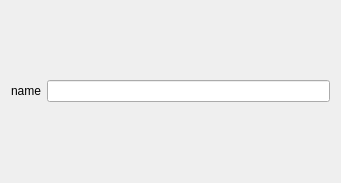
The window that CodeCreator/GeneratorTemplate/GeneratorTemplate.ui (Ulle84/UllesSourceCode) describes before a commit, drawn with Qt 5.
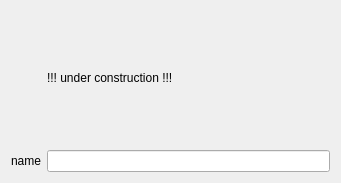
The same window after the commit.

Commit message: * under construction

Diff of the .ui file:
```diff
--- a/CodeCreator/GeneratorTemplate/GeneratorTemplate.ui
+++ b/CodeCreator/GeneratorTemplate/GeneratorTemplate.ui
@@ -14,16 +14,23 @@
    <string>GeneratorTemplate</string>
   </property>
   <layout class="QGridLayout" name="gridLayout">
-   <item row="0" column="0">
+   <item row="1" column="0">
     <widget class="QLabel" name="label">
      <property name="text">
       <string>name</string>
      </property>
     </widget>
    </item>
-   <item row="0" column="1">
+   <item row="1" column="1">
     <widget class="QLineEdit" name="lineEditName"/>
    </item>
+   <item row="0" column="1">
+    <widget class="QLabel" name="label_2">
+     <property name="text">
+      <string>!!! under construction !!!</string>
+     </property>
+    </widget>
+   </item>
   </layout>
  </widget>
  <resources/>
```
The commit also changes 19 other files.
